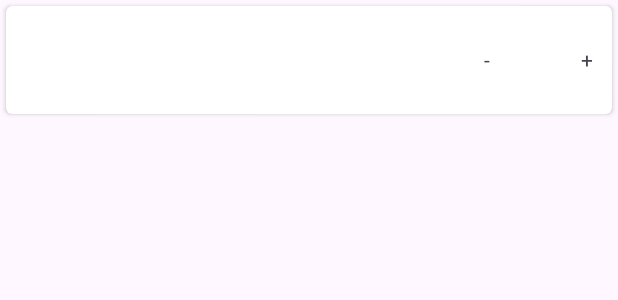
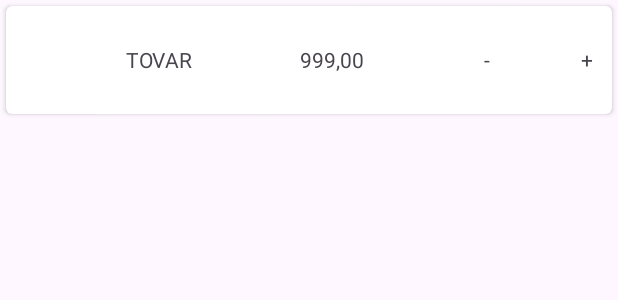
Before and after one commit to avanisimov/sprint-13-koh-10, an Android app: the layout v_cart_item.xml on its own in the app's theme, with its tools: preview values and no code run, on a phone screen of 412 x 824 dp. Shown: the top 300 px of the screen. Run offline under Robolectric (Android 15) with nearby library versions, the phone set to English and light mode, and no system bars.

Commit message:
10 добавлено textview в разметку корзины, установлено значение суммы с форматом

```diff
--- a/app/src/main/res/layout/v_cart_item.xml
+++ b/app/src/main/res/layout/v_cart_item.xml
@@ -2,7 +2,8 @@
 <FrameLayout xmlns:android="http://schemas.android.com/apk/res/android"
     xmlns:app="http://schemas.android.com/apk/res-auto"
     android:layout_width="match_parent"
-    android:layout_height="wrap_content">
+    android:layout_height="wrap_content"
+    xmlns:tools="http://schemas.android.com/tools">
 
     <androidx.cardview.widget.CardView
         android:id="@+id/card"
@@ -27,7 +28,16 @@
                 android:layout_height="wrap_content"
                 android:layout_gravity="center_vertical"
                 android:layout_marginHorizontal="8dp"
-                android:layout_weight="1" />
+                android:layout_weight="1"
+                tools:text="TOVAR" />
+            <TextView
+                android:id="@+id/summa"
+                android:layout_width="0dp"
+                android:layout_height="wrap_content"
+                android:layout_gravity="center_vertical"
+                android:layout_marginHorizontal="8dp"
+                android:layout_weight="1"
+                tools:text="999,00" />
 
             <LinearLayout
                 android:id="@+id/count_container"
```
Also changed, not shown: app/src/main/java/ru/yandex/practicum/sprint13koh10/CartItem.kt (+13 -0 lines).
